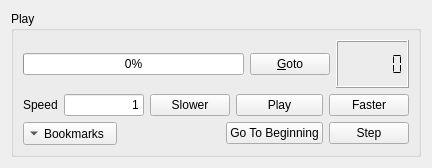
Qt form lib/roby/log/gui/replay_controls.ui (rock-core/tools-roby) before a commit.
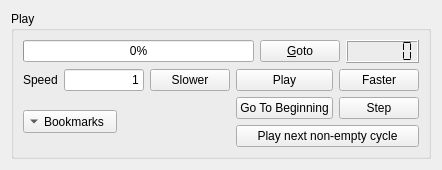
The same form after that commit.

Commit message:
gui: allow proper handling of "empty cycles"
This commit changes the data flow/display interface so that the
GUI can properly ignore cycles that don't contain data useful for
either the decoder or the display.

The replay application is now able to detect cycles that don't
give data to the plan builder, and therefore ignore them.

A new "Play next nonempty cycle" button has been added to expose
this very useful functionality, thus allowing to drop periods where
nothing was happening.

What changed in the file:
```diff
--- a/lib/roby/log/gui/replay_controls.ui
+++ b/lib/roby/log/gui/replay_controls.ui
@@ -6,8 +6,8 @@
    <rect>
     <x>0</x>
     <y>0</y>
-    <width>432</width>
-    <height>168</height>
+    <width>442</width>
+    <height>167</height>
    </rect>
   </property>
   <property name="windowTitle">
@@ -19,9 +19,9 @@
      <property name="title">
       <string>Play</string>
      </property>
-     <layout class="QVBoxLayout">
+     <layout class="QVBoxLayout" name="verticalLayout">
       <item>
-       <layout class="QHBoxLayout">
+       <layout class="QHBoxLayout" name="horizontalLayout">
         <item>
          <widget class="QProgressBar" name="progress">
           <property name="value">
@@ -147,7 +147,7 @@
        </layout>
       </item>
       <item>
-       <layout class="QHBoxLayout">
+       <layout class="QHBoxLayout" name="horizontalLayout_2">
         <item>
          <widget class="QToolButton" name="bookmarks">
           <property name="text">
@@ -171,13 +171,15 @@
           </property>
           <property name="sizeHint" stdset="0">
            <size>
-            <width>40</width>
+            <width>101</width>
             <height>20</height>
            </size>
           </property>
          </spacer>
         </item>
         <item>
+         <layout class="QGridLayout" name="gridLayout">
+          <item row="0" column="0">
          <widget class="QPushButton" name="seek_start">
           <property name="toolTip">
            <string>&lt;html&gt;&lt;head&gt;&lt;meta name=&quot;qrichtext&quot; content=&quot;1&quot; /&gt;&lt;style type=&quot;text/css&quot;&gt;
@@ -193,7 +195,7 @@
           </property>
          </widget>
         </item>
-        <item>
+          <item row="0" column="1">
          <widget class="QPushButton" name="play_step">
           <property name="toolTip">
            <string>&lt;html&gt;&lt;head&gt;&lt;meta name=&quot;qrichtext&quot; content=&quot;1&quot; /&gt;&lt;style type=&quot;text/css&quot;&gt;
@@ -206,9 +208,29 @@
           </property>
          </widget>
         </item>
+          <item row="1" column="0" colspan="2">
+           <widget class="QPushButton" name="play_next_nonempty">
+            <property name="toolTip">
+             <string>&lt;html&gt;&lt;head&gt;&lt;meta name=&quot;qrichtext&quot; content=&quot;1&quot; /&gt;&lt;style type=&quot;text/css&quot;&gt;
+p, li { white-space: pre-wrap; }
+&lt;/style&gt;&lt;/head&gt;&lt;body style=&quot; font-family:'Sans Serif'; font-size:9pt; font-weight:400; font-style:normal; text-decoration:none;&quot;&gt;
+&lt;p style=&quot; margin-top:0px; margin-bottom:0px; margin-left:0px; margin-right:0px; -qt-block-indent:0; text-indent:0px;&quot;&gt;Go to start&lt;/p&gt;&lt;/body&gt;&lt;/html&gt;</string>
+            </property>
+            <property name="text">
+             <string>Play next non-empty cycle</string>
+            </property>
+            <property name="shortcut">
+             <string/>
+            </property>
+           </widget>
+          </item>
        </layout>
       </item>
      </layout>
+      </item>
+     </layout>
+     <zorder>play_next_nonempty</zorder>
+     <zorder>faster</zorder>
     </widget>
    </item>
   </layout>
```
Lines whose indentation alone changed are shown as unchanged. The commit also changes 5 other files.
